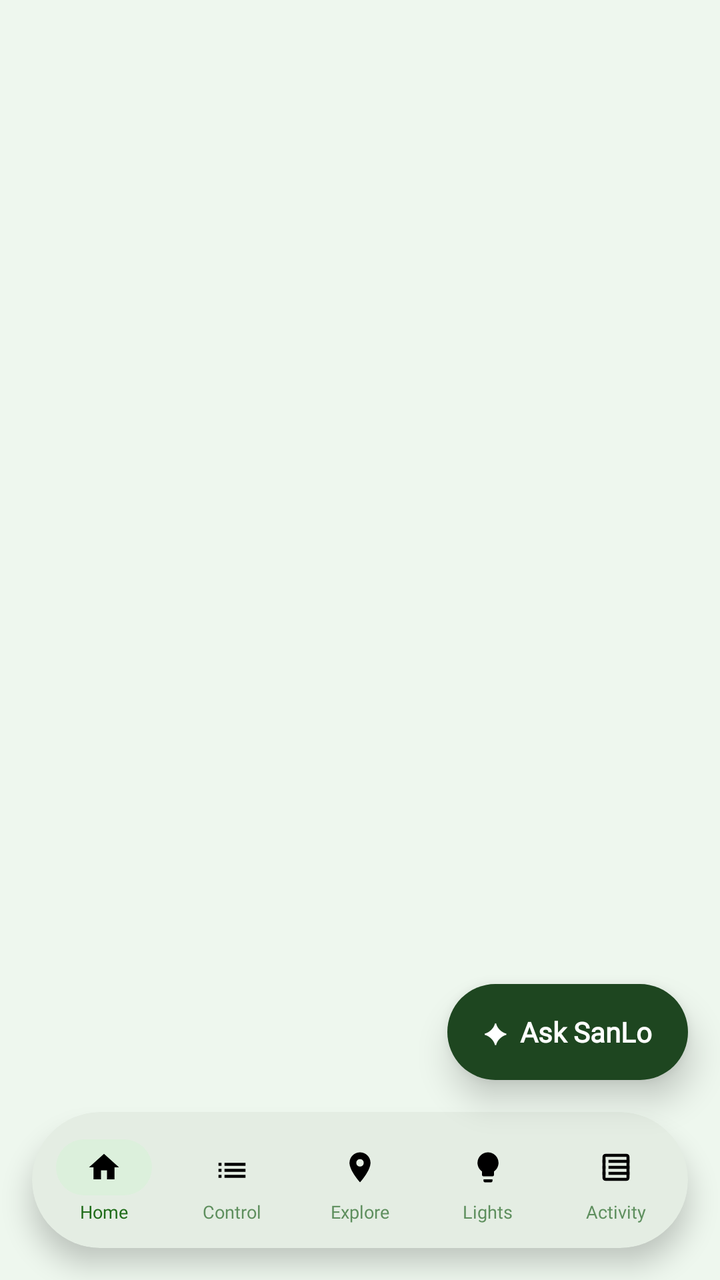
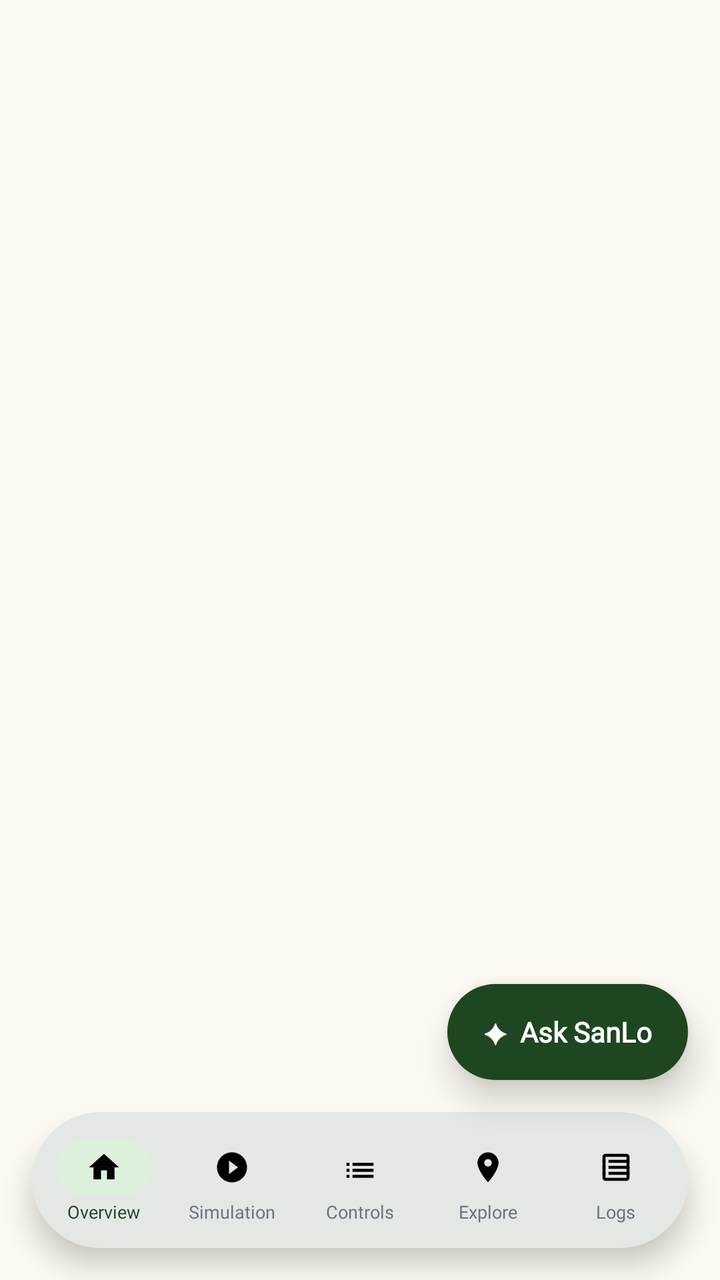

Two renders of the same Android screen: before a commit and after it. Below are the layout's source before the change and the commit's diff.
<!-- AndroidManifest.xml: application theme Theme.SanLoMobApp -->
<!-- res/layout/activity_main.xml -->
<?xml version="1.0" encoding="utf-8"?>
<androidx.coordinatorlayout.widget.CoordinatorLayout
    xmlns:android="http://schemas.android.com/apk/res/android"
    xmlns:app="http://schemas.android.com/apk/res-auto"
    xmlns:tools="http://schemas.android.com/tools"
    android:layout_width="match_parent"
    android:layout_height="match_parent"
    android:background="@color/card_bg"
    tools:context=".MainActivity">

    
    <androidx.fragment.app.FragmentContainerView
        android:id="@+id/fragment_container"
        android:layout_width="match_parent"
        android:layout_height="match_parent"
        android:layout_marginBottom="88dp" />

    
    <com.google.android.material.card.MaterialCardView
        android:id="@+id/bottom_nav_card"
        android:layout_width="match_parent"
        android:layout_height="68dp"
        android:layout_gravity="bottom"
        android:layout_marginStart="16dp"
        android:layout_marginEnd="16dp"
        android:layout_marginBottom="16dp"
        app:cardCornerRadius="36dp"
        app:cardElevation="8dp"
        app:cardBackgroundColor="@color/white"
        app:strokeWidth="0dp">

        <LinearLayout
            android:layout_width="match_parent"
            android:layout_height="match_parent"
            android:orientation="horizontal"
            android:paddingStart="4dp"
            android:paddingEnd="4dp"
            android:paddingTop="6dp"
            android:paddingBottom="4dp">

            
            <LinearLayout
                android:id="@+id/nav_item_sensors"
                android:layout_width="0dp"
                android:layout_height="match_parent"
                android:layout_weight="1"
                android:orientation="vertical"
                android:gravity="center"
                android:clickable="true"
                android:focusable="true"
                android:background="?attr/selectableItemBackgroundBorderless">

                <FrameLayout
                    android:id="@+id/nav_bg_sensors"
                    android:layout_width="48dp"
                    android:layout_height="28dp"
                    android:background="@drawable/bg_nav_active_pill">
                    <ImageView
                        android:id="@+id/nav_icon_sensors"
                        android:layout_width="18dp"
                        android:layout_height="18dp"
                        android:layout_gravity="center"
                        android:src="@drawable/ic_nav_home"
                        android:contentDescription="Home" />
                </FrameLayout>

                <TextView
                    android:id="@+id/nav_label_sensors"
                    android:layout_width="wrap_content"
                    android:layout_height="wrap_content"
                    android:layout_marginTop="2dp"
                    android:text="Home"
                    android:fontFamily="@font/inter_regular"
                    android:textSize="9sp"
                    android:textColor="@color/sap_green" />
            </LinearLayout>

            
            <LinearLayout
                android:id="@+id/nav_item_controls"
                android:layout_width="0dp"
                android:layout_height="match_parent"
                android:layout_weight="1"
                android:orientation="vertical"
                android:gravity="center"
                android:clickable="true"
                android:focusable="true"
                android:background="?attr/selectableItemBackgroundBorderless">

                <FrameLayout
                    android:id="@+id/nav_bg_controls"
                    android:layout_width="48dp"
                    android:layout_height="28dp">
                    <ImageView
                        android:id="@+id/nav_icon_controls"
                        android:layout_width="18dp"
                        android:layout_height="18dp"
                        android:layout_gravity="center"
                        android:src="@drawable/ic_nav_control"
                        android:contentDescription="Control" />
                </FrameLayout>

                <TextView
                    android:id="@+id/nav_label_controls"
                    android:layout_width="wrap_content"
                    android:layout_height="wrap_content"
                    android:layout_marginTop="2dp"
                    android:text="Control"
                    android:fontFamily="@font/inter_regular"
                    android:textSize="9sp"
                    android:textColor="@color/nav_inactive" />
            </LinearLayout>

            
            <LinearLayout
                android:id="@+id/nav_item_gemini"
                android:layout_width="0dp"
                android:layout_height="match_parent"
                android:layout_weight="1"
                android:orientation="vertical"
                android:gravity="center"
                android:clickable="true"
                android:focusable="true"
                android:background="?attr/selectableItemBackgroundBorderless">

                <FrameLayout
                    android:id="@+id/nav_bg_gemini"
                    android:layout_width="48dp"
                    android:layout_height="28dp">
                    <ImageView
                        android:id="@+id/fab_voice_guide"
                        android:layout_width="18dp"
                        android:layout_height="18dp"
                        android:layout_gravity="center"
                        android:src="@drawable/ic_nav_explore"
                        android:contentDescription="Explore" />
                </FrameLayout>

                <TextView
                    android:id="@+id/nav_label_gemini"
                    android:layout_width="wrap_content"
                    android:layout_height="wrap_content"
                    android:layout_marginTop="2dp"
                    android:text="Explore"
                    android:fontFamily="@font/inter_regular"
                    android:textSize="9sp"
                    android:textColor="@color/nav_inactive" />
            </LinearLayout>

            
            <LinearLayout
                android:id="@+id/nav_item_rgb"
                android:layout_width="0dp"
                android:layout_height="match_parent"
                android:layout_weight="1"
                android:orientation="vertical"
                android:gravity="center"
                android:clickable="true"
                android:focusable="true"
                android:background="?attr/selectableItemBackgroundBorderless">

                <FrameLayout
                    android:id="@+id/nav_bg_rgb"
                    android:layout_width="48dp"
                    android:layout_height="28dp">
                    <ImageView
                        android:id="@+id/nav_icon_rgb"
                        android:layout_width="18dp"
                        android:layout_height="18dp"
                        android:layout_gravity="center"
                        android:src="@drawable/ic_nav_lights"
                        android:contentDescription="Lights" />
                </FrameLayout>

                <TextView
                    android:id="@+id/nav_label_rgb"
                    android:layout_width="wrap_content"
                    android:layout_height="wrap_content"
                    android:layout_marginTop="2dp"
                    android:text="Lights"
                    android:fontFamily="@font/inter_regular"
                    android:textSize="9sp"
                    android:textColor="@color/nav_inactive" />
            </LinearLayout>

            
            <LinearLayout
                android:id="@+id/nav_item_logs"
                android:layout_width="0dp"
                android:layout_height="match_parent"
                android:layout_weight="1"
                android:orientation="vertical"
                android:gravity="center"
                android:clickable="true"
                android:focusable="true"
                android:background="?attr/selectableItemBackgroundBorderless">

                <FrameLayout
                    android:id="@+id/nav_bg_logs"
                    android:layout_width="48dp"
                    android:layout_height="28dp">
                    <ImageView
                        android:id="@+id/nav_icon_logs"
                        android:layout_width="18dp"
                        android:layout_height="18dp"
                        android:layout_gravity="center"
                        android:src="@drawable/ic_nav_activity"
                        android:contentDescription="Activity" />
                </FrameLayout>

                <TextView
                    android:id="@+id/nav_label_logs"
                    android:layout_width="wrap_content"
                    android:layout_height="wrap_content"
                    android:layout_marginTop="2dp"
                    android:text="Activity"
                    android:fontFamily="@font/inter_regular"
                    android:textSize="9sp"
                    android:textColor="@color/nav_inactive" />
            </LinearLayout>

        </LinearLayout>

    </com.google.android.material.card.MaterialCardView>

    
    <LinearLayout
        android:id="@+id/btn_ask_sanlo_global"
        android:layout_width="wrap_content"
        android:layout_height="48dp"
        android:layout_gravity="bottom|end"
        android:layout_marginEnd="16dp"
        android:layout_marginBottom="100dp"
        android:background="@drawable/bg_ask_sanlo_fab"
        android:orientation="horizontal"
        android:gravity="center_vertical"
        android:paddingStart="18dp"
        android:paddingEnd="18dp"
        android:elevation="10dp">

        <TextView
            android:layout_width="wrap_content"
            android:layout_height="wrap_content"
            android:text="✦"
            android:textColor="@color/white"
            android:textSize="14sp"
            android:layout_marginEnd="6dp" />

        <TextView
            android:layout_width="wrap_content"
            android:layout_height="wrap_content"
            android:text="Ask SanLo"
            android:textColor="@color/white"
            android:textSize="14sp"
            android:textStyle="bold"
            android:fontFamily="@font/poppins_regular" />
    </LinearLayout>

</androidx.coordinatorlayout.widget.CoordinatorLayout>
<!-- resources referenced by this layout -->
<resources>
  <color name="card_bg">#EEF7EE</color>
  <color name="nav_inactive">#5E8F5E</color>
  <color name="sap_green">#1E6B18</color>
  <color name="white">#FFFFFFFF</color>
  <!-- drawable bg_ask_sanlo_fab (drawable) -->
  <?xml version="1.0" encoding="utf-8"?>
  <shape xmlns:android="http://schemas.android.com/apk/res/android"
      android:shape="rectangle">
      <solid android:color="#1E4620" />
      <corners android:radius="28dp" />
  </shape>
  <!-- drawable bg_nav_active_pill (drawable) -->
  <?xml version="1.0" encoding="utf-8"?>
  <shape xmlns:android="http://schemas.android.com/apk/res/android"
      android:shape="rectangle">
      <solid android:color="#DCF0DC" />
      <corners android:radius="14dp" />
  </shape>
  <!-- drawable ic_nav_control (drawable) -->
  <?xml version="1.0" encoding="utf-8"?>
  <vector xmlns:android="http://schemas.android.com/apk/res/android"
      android:width="24dp"
      android:height="24dp"
      android:viewportWidth="24"
      android:viewportHeight="24">
      <path
          android:fillColor="#FF000000"
          android:pathData="M3,15h2v-2H3v2zM3,19h2v-2H3v2zM3,11h2V9H3v2zM7,15h14v-2H7v2zM7,19h14v-2H7v2zM7,9v2h14V9H7z" />
  </vector>
  <!-- drawable ic_nav_home (drawable) -->
  <?xml version="1.0" encoding="utf-8"?>
  <vector xmlns:android="http://schemas.android.com/apk/res/android"
      android:width="24dp"
      android:height="24dp"
      android:viewportWidth="24"
      android:viewportHeight="24">
      <path
          android:fillColor="#FF000000"
          android:pathData="M10,20v-6h4v6h5v-8h3L12,3 2,12h3v8z" />
  </vector>
  <!-- drawable ic_nav_lights (drawable) -->
  <?xml version="1.0" encoding="utf-8"?>
  <vector xmlns:android="http://schemas.android.com/apk/res/android"
      android:width="24dp"
      android:height="24dp"
      android:viewportWidth="24"
      android:viewportHeight="24">
      <path
          android:fillColor="#FF000000"
          android:pathData="M9,21c0,0.55 0.45,1 1,1h4c0.55,0 1,-0.45 1,-1v-1H9v1zM12,2C8.14,2 5,5.14 5,9c0,2.38 1.19,4.47 3,5.74V17c0,0.55 0.45,1 1,1h6c0.55,0 1,-0.45 1,-1v-2.26c1.81,-1.27 3,-3.36 3,-5.74C19,5.14 15.86,2 12,2z" />
  </vector>
  <style name="Theme.SanLoMobApp" parent="Base.Theme.SanLoMobApp" />
  <style name="Base.Theme.SanLoMobApp" parent="Theme.Material3.Light.NoActionBar">
          <item name="colorPrimary">@color/sap_green</item>
          <item name="colorOnPrimary">@color/white</item>
          <item name="colorPrimaryContainer">@color/tea_green</item>
          <item name="colorOnPrimaryContainer">@color/myrtle_green</item>
          <item name="colorSecondary">@color/celestial_blue</item>
          <item name="colorOnSecondary">@color/white</item>
          <item name="colorTertiary">@color/bitter_lemon</item>
          <item name="colorSurface">@color/white</item>
          <item name="colorOnSurface">@color/text_dark</item>
          <item name="colorError">@color/alert_red</item>
          <item name="android:colorBackground">@color/tea_green</item>
          <item name="bottomNavigationStyle">@style/Widget.SanLo.BottomNavigation</item>
          <item name="floatingActionButtonStyle">@style/Widget.SanLo.FAB</item>
      </style>
  <color name="tea_green">#A8C8AA</color>
  <color name="myrtle_green">#0F2B0E</color>
  <color name="celestial_blue">#2E86C1</color>
  <color name="bitter_lemon">#C6D600</color>
  <color name="text_dark">#0F2B0E</color>
  <color name="alert_red">#C62828</color>
  <style name="Widget.SanLo.FAB" parent="Widget.MaterialComponents.FloatingActionButton">
          <item name="backgroundTint">@color/sap_green</item>
          <item name="tint">@color/white</item>
      </style>
  <style name="TextAppearance.SanLo.NavLabel" parent="TextAppearance.Material3.LabelMedium">
          <item name="android:textSize">10sp</item>
          <item name="fontFamily">@font/poppins_regular</item>
      </style>
  <!-- unchanged entries left out for length: 3 -->
</resources>

<!-- the commit's change to res/layout/activity_main.xml (unified diff, before → after) -->
@@ -61,7 +61,7 @@
                         android:layout_height="18dp"
                         android:layout_gravity="center"
                         android:src="@drawable/ic_nav_home"
-                        android:contentDescription="Home" />
+                        android:contentDescription="Overview" />
                 </FrameLayout>
 
                 <TextView
@@ -69,7 +69,7 @@
                     android:layout_width="wrap_content"
                     android:layout_height="wrap_content"
                     android:layout_marginTop="2dp"
-                    android:text="Home"
+                    android:text="Overview"
                     android:fontFamily="@font/inter_regular"
                     android:textSize="9sp"
                     android:textColor="@color/sap_green" />
@@ -77,6 +77,42 @@
 
             
             <LinearLayout
+                android:id="@+id/nav_item_simulation"
+                android:layout_width="0dp"
+                android:layout_height="match_parent"
+                android:layout_weight="1"
+                android:orientation="vertical"
+                android:gravity="center"
+                android:clickable="true"
+                android:focusable="true"
+                android:background="?attr/selectableItemBackgroundBorderless">
+
+                <FrameLayout
+                    android:id="@+id/nav_bg_simulation"
+                    android:layout_width="48dp"
+                    android:layout_height="28dp">
+                    <ImageView
+                        android:id="@+id/nav_icon_simulation"
+                        android:layout_width="18dp"
+                        android:layout_height="18dp"
+                        android:layout_gravity="center"
+                        android:src="@drawable/ic_nav_simulation"
+                        android:contentDescription="Simulation" />
+                </FrameLayout>
+
+                <TextView
+                    android:id="@+id/nav_label_simulation"
+                    android:layout_width="wrap_content"
+                    android:layout_height="wrap_content"
+                    android:layout_marginTop="2dp"
+                    android:text="Simulation"
+                    android:fontFamily="@font/inter_regular"
+                    android:textSize="9sp"
+                    android:textColor="@color/nav_inactive" />
+            </LinearLayout>
+
+            
+            <LinearLayout
                 android:id="@+id/nav_item_controls"
                 android:layout_width="0dp"
                 android:layout_height="match_parent"
@@ -97,7 +133,7 @@
                         android:layout_height="18dp"
                         android:layout_gravity="center"
                         android:src="@drawable/ic_nav_control"
-                        android:contentDescription="Control" />
+                        android:contentDescription="Controls" />
                 </FrameLayout>
 
                 <TextView
@@ -105,30 +141,30 @@
                     android:layout_width="wrap_content"
                     android:layout_height="wrap_content"
                     android:layout_marginTop="2dp"
-                    android:text="Control"
-                    android:fontFamily="@font/inter_regular"
-                    android:textSize="9sp"
-                    android:textColor="@color/nav_inactive" />
-            </LinearLayout>
-
-            
-            <LinearLayout
-                android:id="@+id/nav_item_gemini"
-                android:layout_width="0dp"
-                android:layout_height="match_parent"
-                android:layout_weight="1"
-                android:orientation="vertical"
-                android:gravity="center"
-                android:clickable="true"
-                android:focusable="true"
-                android:background="?attr/selectableItemBackgroundBorderless">
-
-                <FrameLayout
-                    android:id="@+id/nav_bg_gemini"
-                    android:layout_width="48dp"
-                    android:layout_height="28dp">
-                    <ImageView
-                        android:id="@+id/fab_voice_guide"
+                    android:text="Controls"
+                    android:fontFamily="@font/inter_regular"
+                    android:textSize="9sp"
+                    android:textColor="@color/nav_inactive" />
+            </LinearLayout>
+
+            
+            <LinearLayout
+                android:id="@+id/nav_item_explore"
+                android:layout_width="0dp"
+                android:layout_height="match_parent"
+                android:layout_weight="1"
+                android:orientation="vertical"
+                android:gravity="center"
+                android:clickable="true"
+                android:focusable="true"
+                android:background="?attr/selectableItemBackgroundBorderless">
+
+                <FrameLayout
+                    android:id="@+id/nav_bg_explore"
+                    android:layout_width="48dp"
+                    android:layout_height="28dp">
+                    <ImageView
+                        android:id="@+id/nav_icon_explore"
                         android:layout_width="18dp"
                         android:layout_height="18dp"
                         android:layout_gravity="center"
@@ -137,7 +173,7 @@
                 </FrameLayout>
 
                 <TextView
-                    android:id="@+id/nav_label_gemini"
+                    android:id="@+id/nav_label_explore"
                     android:layout_width="wrap_content"
                     android:layout_height="wrap_content"
                     android:layout_marginTop="2dp"
@@ -149,42 +185,6 @@
 
             
             <LinearLayout
-                android:id="@+id/nav_item_rgb"
-                android:layout_width="0dp"
-                android:layout_height="match_parent"
-                android:layout_weight="1"
-                android:orientation="vertical"
-                android:gravity="center"
-                android:clickable="true"
-                android:focusable="true"
-                android:background="?attr/selectableItemBackgroundBorderless">
-
-                <FrameLayout
-                    android:id="@+id/nav_bg_rgb"
-                    android:layout_width="48dp"
-                    android:layout_height="28dp">
-                    <ImageView
-                        android:id="@+id/nav_icon_rgb"
-                        android:layout_width="18dp"
-                        android:layout_height="18dp"
-                        android:layout_gravity="center"
-                        android:src="@drawable/ic_nav_lights"
-                        android:contentDescription="Lights" />
-                </FrameLayout>
-
-                <TextView
-                    android:id="@+id/nav_label_rgb"
-                    android:layout_width="wrap_content"
-                    android:layout_height="wrap_content"
-                    android:layout_marginTop="2dp"
-                    android:text="Lights"
-                    android:fontFamily="@font/inter_regular"
-                    android:textSize="9sp"
-                    android:textColor="@color/nav_inactive" />
-            </LinearLayout>
-
-            
-            <LinearLayout
                 android:id="@+id/nav_item_logs"
                 android:layout_width="0dp"
                 android:layout_height="match_parent"
@@ -205,7 +205,7 @@
                         android:layout_height="18dp"
                         android:layout_gravity="center"
                         android:src="@drawable/ic_nav_activity"
-                        android:contentDescription="Activity" />
+                        android:contentDescription="Logs" />
                 </FrameLayout>
 
                 <TextView
@@ -213,7 +213,7 @@
                     android:layout_width="wrap_content"
                     android:layout_height="wrap_content"
                     android:layout_marginTop="2dp"
-                    android:text="Activity"
+                    android:text="Logs"
                     android:fontFamily="@font/inter_regular"
                     android:textSize="9sp"
                     android:textColor="@color/nav_inactive" />
<!-- resource entries referenced after the edit -->
@@ -1,8 +1,8 @@
 <!-- resources referenced by this layout -->
 <resources>
-  <color name="card_bg">#EEF7EE</color>
-  <color name="nav_inactive">#5E8F5E</color>
-  <color name="sap_green">#1E6B18</color>
+  <color name="card_bg">#FBF9F1</color>
+  <color name="nav_inactive">#6B7280</color>
+  <color name="sap_green">#1E3F20</color>
   <color name="white">#FFFFFFFF</color>
   <!-- drawable bg_ask_sanlo_fab (drawable) -->
   <?xml version="1.0" encoding="utf-8"?>
@@ -40,39 +40,42 @@
           android:fillColor="#FF000000"
           android:pathData="M10,20v-6h4v6h5v-8h3L12,3 2,12h3v8z" />
   </vector>
-  <!-- drawable ic_nav_lights (drawable) -->
+  <!-- drawable ic_nav_simulation (drawable) -->
   <?xml version="1.0" encoding="utf-8"?>
   <vector xmlns:android="http://schemas.android.com/apk/res/android"
       android:width="24dp"
       android:height="24dp"
       android:viewportWidth="24"
       android:viewportHeight="24">
+      
       <path
           android:fillColor="#FF000000"
-          android:pathData="M9,21c0,0.55 0.45,1 1,1h4c0.55,0 1,-0.45 1,-1v-1H9v1zM12,2C8.14,2 5,5.14 5,9c0,2.38 1.19,4.47 3,5.74V17c0,0.55 0.45,1 1,1h6c0.55,0 1,-0.45 1,-1v-2.26c1.81,-1.27 3,-3.36 3,-5.74C19,5.14 15.86,2 12,2z" />
+          android:pathData="M12,2C6.48,2 2,6.48 2,12s4.48,10 10,10 10,-4.48 10,-10S17.52,2 12,2zM10,16.5v-9l6,4.5 -6,4.5z" />
   </vector>
   <style name="Theme.SanLoMobApp" parent="Base.Theme.SanLoMobApp" />
   <style name="Base.Theme.SanLoMobApp" parent="Theme.Material3.Light.NoActionBar">
-          <item name="colorPrimary">@color/sap_green</item>
+          <item name="colorPrimary">@color/forest_primary</item>
           <item name="colorOnPrimary">@color/white</item>
-          <item name="colorPrimaryContainer">@color/tea_green</item>
-          <item name="colorOnPrimaryContainer">@color/myrtle_green</item>
-          <item name="colorSecondary">@color/celestial_blue</item>
+          <item name="colorPrimaryContainer">@color/moss_accent</item>
+          <item name="colorOnPrimaryContainer">@color/white</item>
+          <item name="colorSecondary">@color/river_blue</item>
           <item name="colorOnSecondary">@color/white</item>
-          <item name="colorTertiary">@color/bitter_lemon</item>
-          <item name="colorSurface">@color/white</item>
+          <item name="colorTertiary">@color/walnut_brown</item>
+          <item name="colorSurface">@color/card_white</item>
           <item name="colorOnSurface">@color/text_dark</item>
           <item name="colorError">@color/alert_red</item>
-          <item name="android:colorBackground">@color/tea_green</item>
+          <item name="android:colorBackground">@color/museum_cream</item>
           <item name="bottomNavigationStyle">@style/Widget.SanLo.BottomNavigation</item>
           <item name="floatingActionButtonStyle">@style/Widget.SanLo.FAB</item>
       </style>
-  <color name="tea_green">#A8C8AA</color>
-  <color name="myrtle_green">#0F2B0E</color>
-  <color name="celestial_blue">#2E86C1</color>
-  <color name="bitter_lemon">#C6D600</color>
-  <color name="text_dark">#0F2B0E</color>
-  <color name="alert_red">#C62828</color>
+  <color name="forest_primary">#1E3F20</color>
+  <color name="moss_accent">#2D5A27</color>
+  <color name="river_blue">#2563EB</color>
+  <color name="walnut_brown">#705335</color>
+  <color name="card_white">#FFFFFF</color>
+  <color name="text_dark">#1F2937</color>
+  <color name="alert_red">#DC2626</color>
+  <color name="museum_cream">#FBF9F1</color>
   <style name="Widget.SanLo.FAB" parent="Widget.MaterialComponents.FloatingActionButton">
           <item name="backgroundTint">@color/sap_green</item>
           <item name="tint">@color/white</item>
